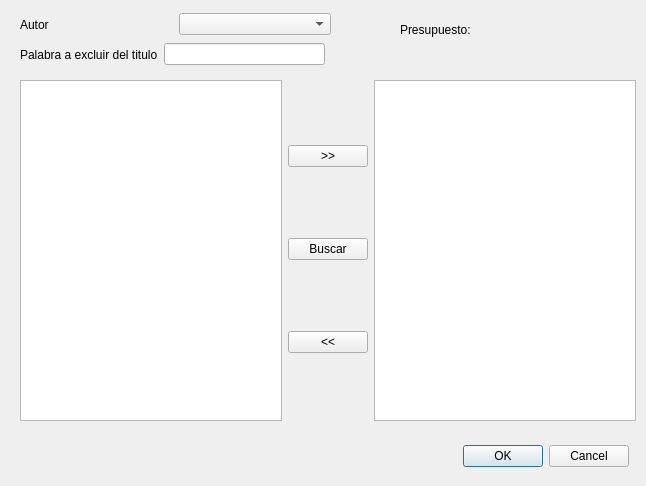
First picture: the form in Visuales/Regla4.ui, repository josecl200/ProyectoLibrosProlog, before the edit.
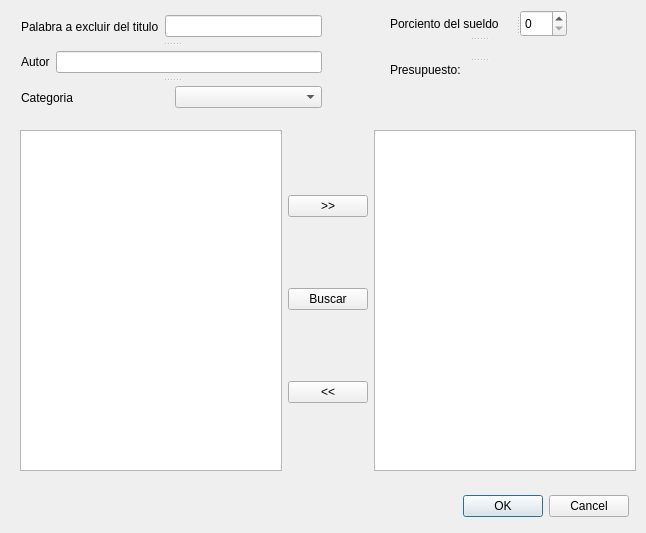
Second picture: the form after the edit.

Patch:
```diff
--- a/Visuales/Regla4.ui
+++ b/Visuales/Regla4.ui
@@ -10,7 +10,7 @@
     <x>0</x>
     <y>0</y>
     <width>646</width>
-    <height>486</height>
+    <height>533</height>
    </rect>
   </property>
   <property name="windowTitle">
@@ -26,7 +26,7 @@
    <property name="geometry">
     <rect>
      <x>460</x>
-     <y>440</y>
+     <y>490</y>
      <width>171</width>
      <height>32</height>
     </rect>
@@ -44,37 +44,11 @@
     <bool>true</bool>
    </property>
   </widget>
-  <widget class="QLabel" name="label_2">
-   <property name="geometry">
-    <rect>
-     <x>400</x>
-     <y>20</y>
-     <width>101</width>
-     <height>19</height>
-    </rect>
-   </property>
-   <property name="text">
-    <string>Presupuesto:</string>
-   </property>
-  </widget>
-  <widget class="QLabel" name="lblPresupuesto">
-   <property name="geometry">
-    <rect>
-     <x>510</x>
-     <y>20</y>
-     <width>101</width>
-     <height>19</height>
-    </rect>
-   </property>
-   <property name="text">
-    <string/>
-   </property>
-  </widget>
   <widget class="QWidget" name="layoutWidget">
    <property name="geometry">
     <rect>
      <x>20</x>
-     <y>80</y>
+     <y>130</y>
      <width>616</width>
      <height>341</height>
     </rect>
@@ -113,15 +87,53 @@
     </item>
    </layout>
   </widget>
-  <widget class="QWidget" name="layoutWidget">
+  <widget class="QSplitter" name="splitter_2">
    <property name="geometry">
     <rect>
-     <x>20</x>
-     <y>40</y>
-     <width>305</width>
-     <height>29</height>
+     <x>390</x>
+     <y>10</y>
+     <width>177</width>
+     <height>68</height>
     </rect>
    </property>
+   <property name="orientation">
+    <enum>Qt::Vertical</enum>
+   </property>
+   <widget class="QSplitter" name="splitter">
+    <property name="orientation">
+     <enum>Qt::Horizontal</enum>
+    </property>
+    <widget class="QLabel" name="label_3">
+     <property name="text">
+      <string>Porciento del sueldo</string>
+     </property>
+    </widget>
+    <widget class="QSpinBox" name="spnPorcentajeSueldo"/>
+   </widget>
+   <widget class="QLabel" name="lblPresupuesto">
+    <property name="text">
+     <string/>
+    </property>
+   </widget>
+   <widget class="QLabel" name="label_2">
+    <property name="text">
+     <string>Presupuesto:</string>
+    </property>
+   </widget>
+  </widget>
+  <widget class="QSplitter" name="splitter_3">
+   <property name="geometry">
+    <rect>
+     <x>21</x>
+     <y>11</y>
+     <width>301</width>
+     <height>102</height>
+    </rect>
+   </property>
+   <property name="orientation">
+    <enum>Qt::Vertical</enum>
+   </property>
+   <widget class="QWidget" name="">
    <layout class="QHBoxLayout" name="horizontalLayout_3">
     <item>
      <widget class="QLabel" name="label_4">
@@ -135,15 +147,7 @@
     </item>
    </layout>
   </widget>
-  <widget class="QWidget" name="layoutWidget">
-   <property name="geometry">
-    <rect>
-     <x>20</x>
-     <y>10</y>
-     <width>311</width>
-     <height>29</height>
-    </rect>
-   </property>
+   <widget class="QWidget" name="">
    <layout class="QHBoxLayout" name="horizontalLayout_2">
     <item>
      <widget class="QLabel" name="label">
@@ -153,9 +157,24 @@
      </widget>
     </item>
     <item>
-     <widget class="QComboBox" name="cbxAutor"/>
-    </item>
-   </layout>
+      <widget class="QLineEdit" name="txtAutor"/>
+     </item>
+    </layout>
+   </widget>
+   <widget class="QWidget" name="">
+    <layout class="QHBoxLayout" name="horizontalLayout_4">
+     <item>
+      <widget class="QLabel" name="label_5">
+       <property name="text">
+        <string>Categoria</string>
+       </property>
+      </widget>
+     </item>
+     <item>
+      <widget class="QComboBox" name="cbxCategoria"/>
+     </item>
+    </layout>
+   </widget>
   </widget>
  </widget>
  <resources/>
```
Lines whose indentation alone changed are shown as unchanged.
